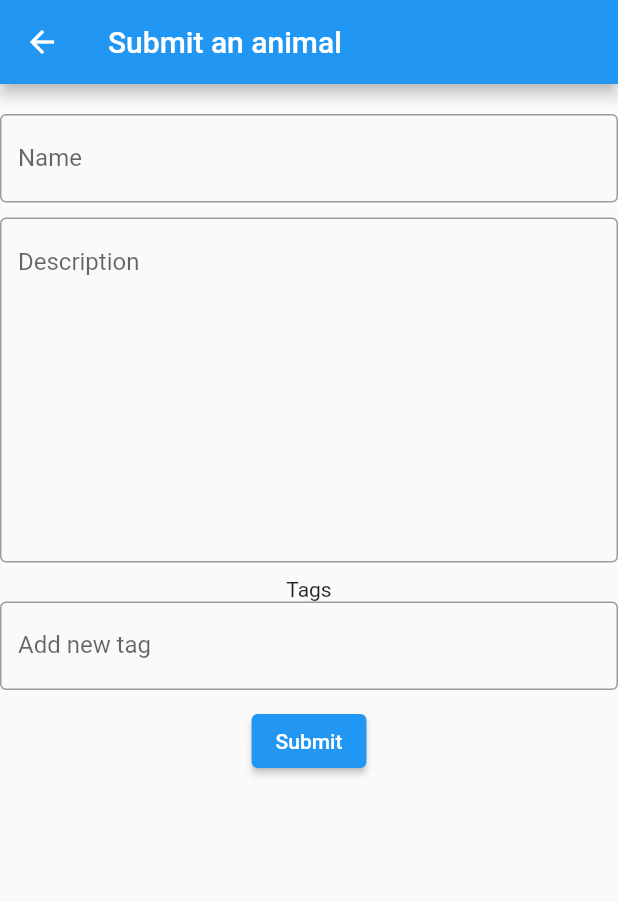
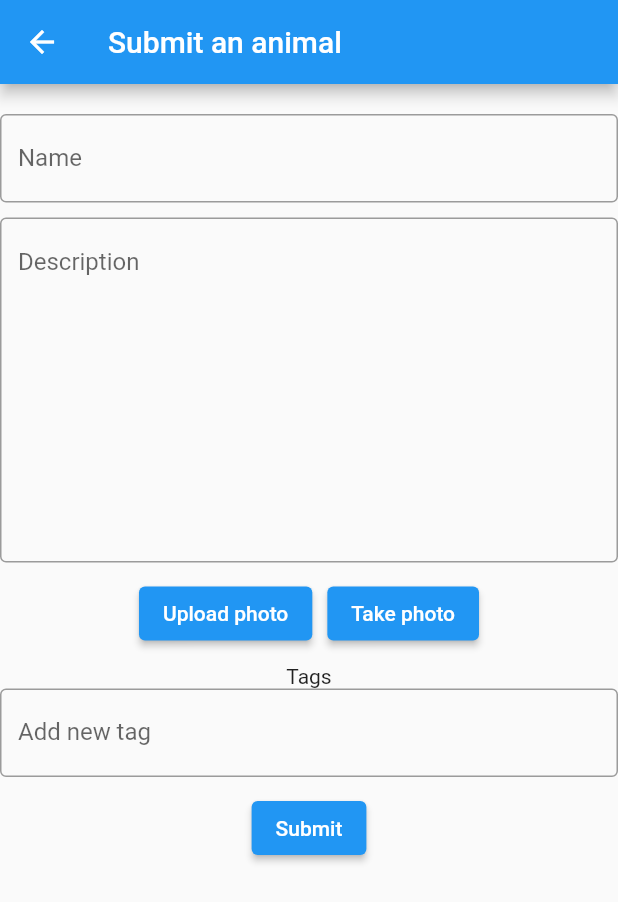
Before and after one commit to wattanit/tech-camp5-flutter, a Flutter app: the AnimalSubmitPage screen opened by its route, on a phone screen of 412 x 824 dp. Shown: the top 902 px of the screen. Run offline on Flutter 3.47's test engine with Material 2 defaults, Android fonts, the phone set to English and light mode, and no system bars; our stand-ins replace image_picker, logger, shared_preferences; accounts and stored records are empty.

```diff
--- a/lib/pages/animal_submit.dart
+++ b/lib/pages/animal_submit.dart
@@ -2,6 +2,7 @@ import 'package:flutter/material.dart';
 import 'package:logger/logger.dart';
 import 'package:http/http.dart' as http;
 import 'dart:convert';
+import 'package:image_picker/image_picker.dart';
 
 final logger = Logger();
 
@@ -38,6 +39,18 @@ class _AnimalSubmitPageState extends State<AnimalSubmitPage> {
       logger.d("Received success response from POST /api/animal");
       Navigator.pop(context);
     }
+  }
+
+  void handleSelectPhoto() async {
+    final ImagePicker _picker = ImagePicker();
+    final XFile? image = await _picker.pickImage(source: ImageSource.gallery);
+    logger.d(image);
+  }
+
+  void handleTakePhoto() async {
+    final ImagePicker _picker = ImagePicker();
+    final XFile? image = await _picker.pickImage(source: ImageSource.camera);
+    logger.d(image);
   }
 
   @override
@@ -91,7 +104,27 @@ class _AnimalSubmitPageState extends State<AnimalSubmitPage> {
                 ),
               ),
             ),
-            const SizedBox(height: 10),
+            const SizedBox(height: 5),
+            Row(
+              mainAxisAlignment: MainAxisAlignment.center,
+              children: [
+                Padding(
+                  padding: const EdgeInsets.all(5.0),
+                  child: ElevatedButton(
+                      onPressed: handleSelectPhoto,
+                      child: const Text("Upload photo")
+                  ),
+                ),
+                Padding(
+                  padding: const EdgeInsets.all(5.0),
+                  child: ElevatedButton(
+                      onPressed: handleTakePhoto,
+                      child: const Text("Take photo")
+                      )
+                )
+              ],
+            ),
+            const SizedBox(height: 5),
             const Text("Tags"),
             Center(
               child: TextField(
--- a/pubspec.yaml
+++ b/pubspec.yaml
@@ -37,6 +37,7 @@ dependencies:
   http: ^0.13.4
   shared_preferences: ^2.0.15
   logger: ^1.1.0
+  image_picker: ^0.8.5+3
 
 dev_dependencies:
   flutter_test:
```
Also changed, not shown: pubspec.lock, 2 other files.
